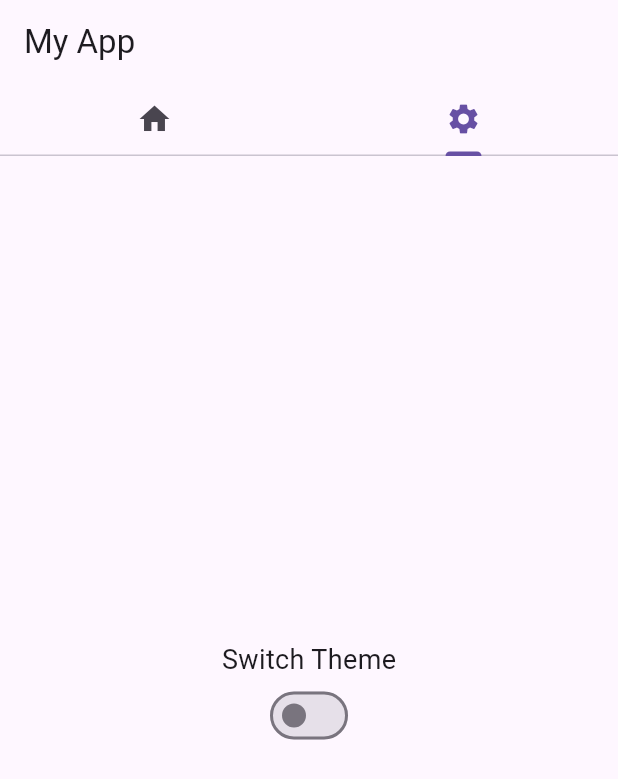
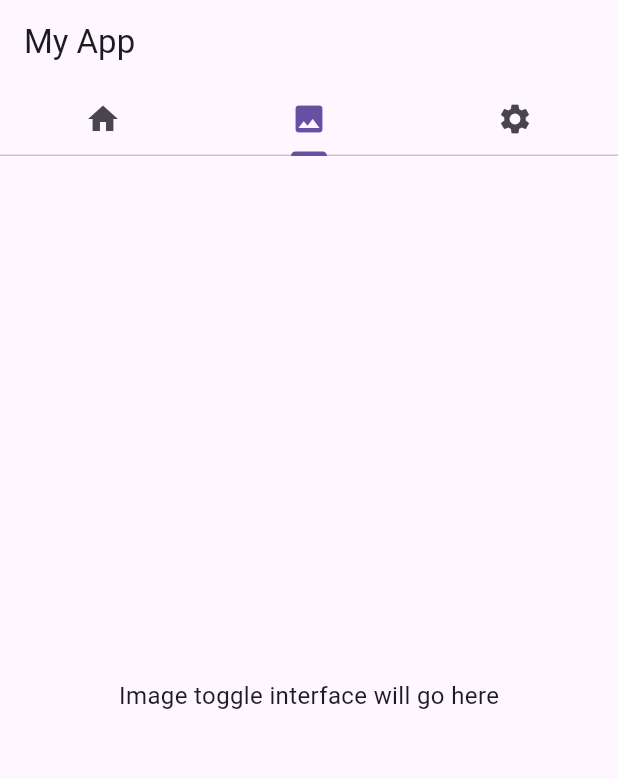
Before and after one commit to Nathan2055/csc4360-cw01-image-toggle, a Flutter app: the screen it shows after launch, tab 2 chosen, on a phone screen of 412 x 824 dp. Shown: the top 779 px of the screen. Run offline on Flutter 3.47's test engine with Material 3 defaults, Android fonts, the phone set to English and light mode, and no system bars.

Commit message:
Add new tab for the image toggle interface

```diff
--- a/lib/main.dart
+++ b/lib/main.dart
@@ -53,18 +53,21 @@ class _myAppState extends State<myApp> {
       debugShowCheckedModeBanner: false,
 
       home: DefaultTabController(
-        length: 2,
+        length: 3,
         child: Scaffold(
           appBar: AppBar(
             title: Text('My App'),
             bottom: const TabBar(
               tabs: [
                 Tab(icon: Icon(Icons.home)),
+                Tab(icon: Icon(Icons.image)),
                 Tab(icon: Icon(Icons.settings)),
               ],
             ),
           ),
-          body: Center(child: TabBarView(children: [homeTab(), settingsTab()])),
+          body: Center(
+            child: TabBarView(children: [homeTab(), imageTab(), settingsTab()]),
+          ),
         ),
       ),
     );
@@ -85,6 +88,19 @@ class _myAppState extends State<myApp> {
         ElevatedButton(
           onPressed: _incrementCounter,
           child: Text('Push The Button!'),
+        ),
+      ],
+    );
+  }
+
+  // Tab for Part 2: Image Toggle
+  Column imageTab() {
+    return Column(
+      mainAxisAlignment: MainAxisAlignment.center,
+      children: [
+        Text(
+          'Image toggle interface will go here',
+          style: TextStyle(fontSize: 16),
         ),
       ],
     );
```
